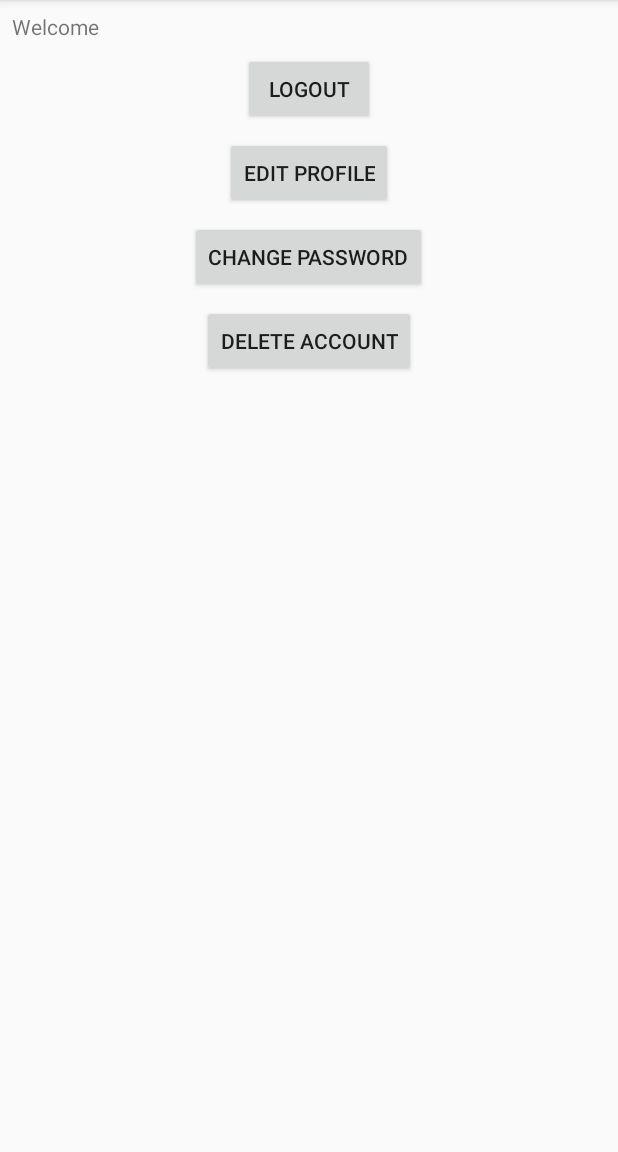
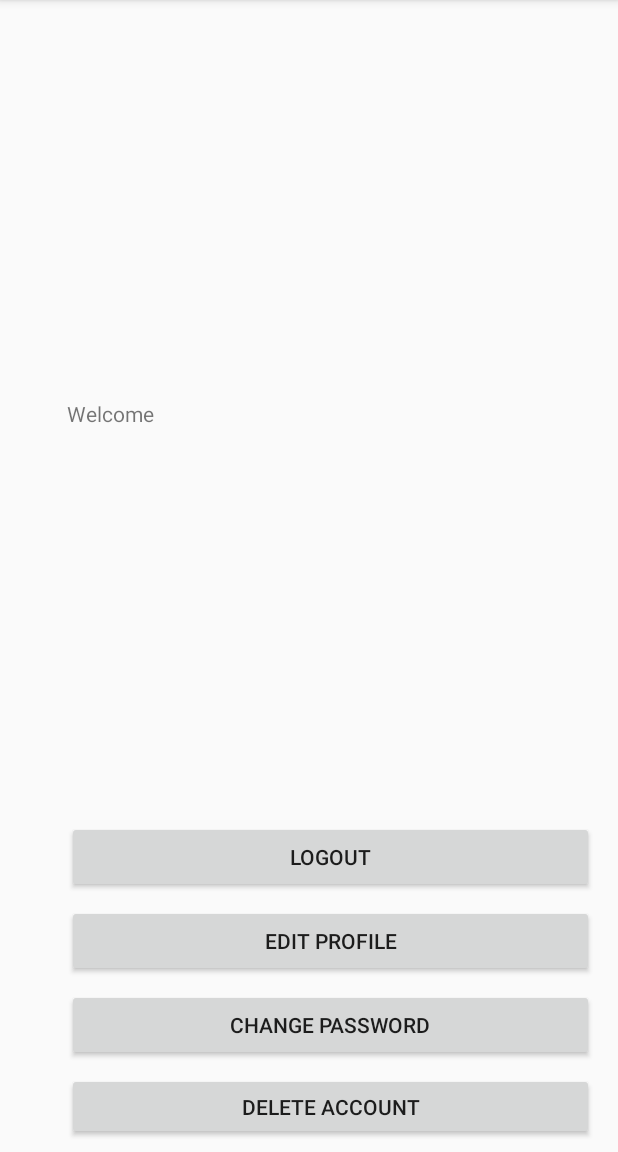
Before and after one commit to Telebus/FirebaseRelation, an Android app: the screen it shows after launch once a user with an empty profile is signed in (ProfileActivity), on a phone screen of 412 x 824 dp, the part 84-1236 px from its top. Run offline under Robolectric (Android 15) with nearby library versions, the phone set to English and light mode, and no system bars; our stand-ins replace Firebase (no records; nobody signed in at launch, a user with empty details on screens opened directly).

Commit message:
Nao tinha nada para fazer em pt

```diff
--- a/app/src/main/res/layout/activity_profile.xml
+++ b/app/src/main/res/layout/activity_profile.xml
@@ -7,15 +7,27 @@
     tools:context=".ProfileActivity">
 
     <LinearLayout
-        android:layout_width="match_parent"
-        android:layout_height="wrap_content"
+        android:layout_width="367dp"
+        android:layout_height="502dp"
+        android:layout_marginStart="8dp"
+        android:layout_marginLeft="8dp"
+        android:layout_marginTop="8dp"
+        android:layout_marginEnd="8dp"
+        android:layout_marginRight="8dp"
+        android:layout_marginBottom="8dp"
+        android:gravity="center"
         android:orientation="vertical"
-        android:gravity="center">
+        app:layout_constraintBottom_toBottomOf="parent"
+        app:layout_constraintEnd_toEndOf="parent"
+        app:layout_constraintHorizontal_bias="1.0"
+        app:layout_constraintStart_toStartOf="parent"
+        app:layout_constraintTop_toTopOf="parent"
+        app:layout_constraintVertical_bias="1.0">
 
         <TextView
             android:id="@+id/textViewWelcome"
             android:layout_width="match_parent"
-            android:layout_height="wrap_content"
+            android:layout_height="273dp"
             android:layout_marginStart="8dp"
             android:layout_marginLeft="8dp"
             android:layout_marginTop="8dp"
@@ -28,7 +40,7 @@
 
         <Button
             android:id="@+id/btnLogout"
-            android:layout_width="wrap_content"
+            android:layout_width="match_parent"
             android:layout_height="wrap_content"
             android:layout_marginStart="8dp"
             android:layout_marginLeft="8dp"
@@ -42,7 +54,7 @@
 
         <Button
             android:id="@+id/btnEdit"
-            android:layout_width="wrap_content"
+            android:layout_width="match_parent"
             android:layout_height="wrap_content"
             android:layout_marginLeft="8dp"
             android:layout_marginTop="8dp"
@@ -55,23 +67,21 @@
 
         <Button
             android:id="@+id/btnChangePass"
-            android:layout_width="wrap_content"
+            android:layout_width="match_parent"
             android:layout_height="wrap_content"
             android:layout_marginLeft="8dp"
             android:layout_marginTop="8dp"
             android:layout_marginRight="8dp"
-            android:text="Change Password"
-            />
+            android:text="Change Password" />
 
         <Button
             android:id="@+id/btnDeleteAccount"
-            android:layout_width="wrap_content"
+            android:layout_width="match_parent"
             android:layout_height="wrap_content"
             android:layout_marginLeft="8dp"
             android:layout_marginTop="8dp"
             android:layout_marginRight="8dp"
-            android:text="Delete Account"
-            />
+            android:text="Delete Account" />
 
     </LinearLayout>
 
```
